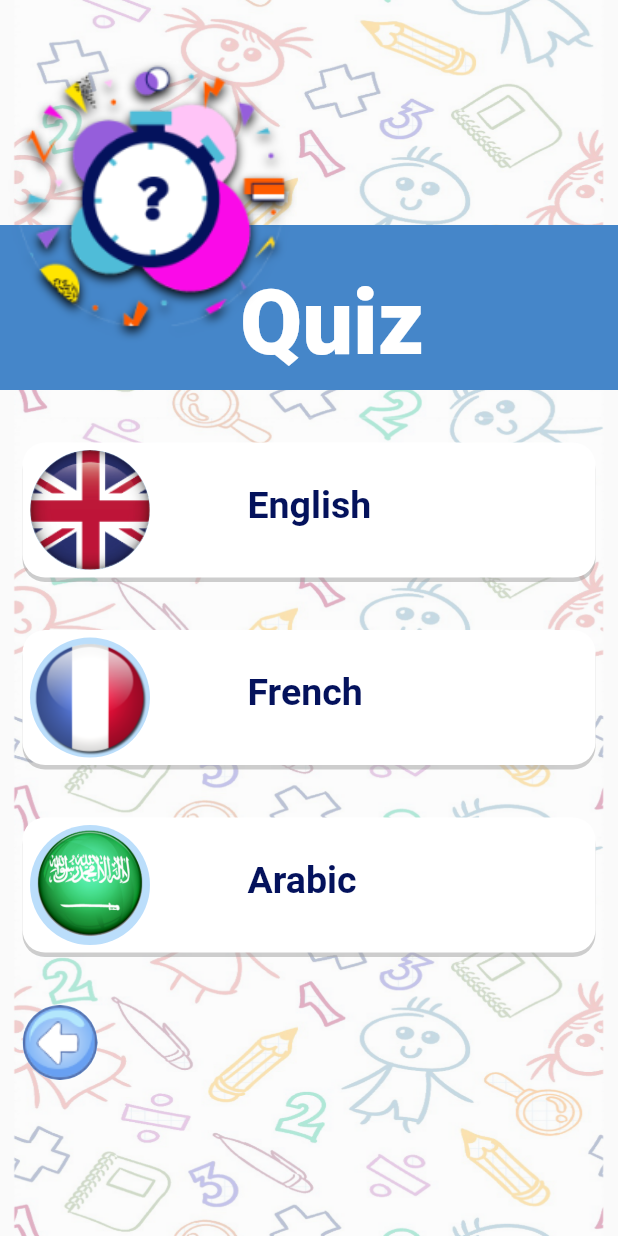
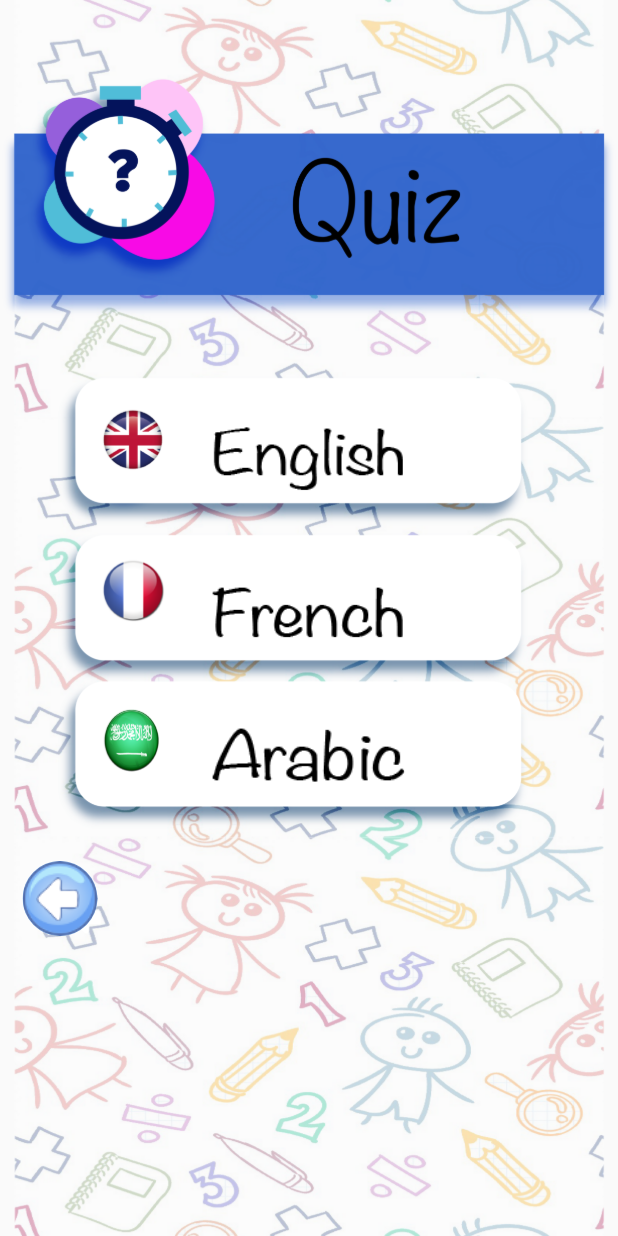
Before and after one commit to h4zm1/LSAPP, a Flutter app: the QuizLanguageChoice screen opened directly, on a phone screen of 412 x 824 dp. Run offline on Flutter 3.47's test engine with Material 2 defaults, Android fonts, the phone set to English and light mode, and no system bars; our stand-ins replace camera, sqflite; missing offline and left inert: tflite_flutter, tflite_flutter_helper; accounts and stored records are empty.

Commit message:
Quiz part done, with it's score
With anti-cheat system

```diff
--- a/lib/first.dart
+++ b/lib/first.dart
@@ -1,7 +1,7 @@
 import 'package:flutter/material.dart';
+import 'package:lsapp/quiz_language_choice.dart';
 
 import 'learn_menu.dart';
-import 'quiz_language_choice.dart';
 
 class First extends StatelessWidget {
   const First({Key? key}) : super(key: key);
--- a/lib/quiz_language_choice.dart
+++ b/lib/quiz_language_choice.dart
@@ -2,11 +2,12 @@ import 'dart:typed_data';
 
 import 'package:flutter/material.dart';
 import 'package:lsapp/quiz.dart';
+import 'package:lsapp/score_holder.dart';
 
 import 'DB/dbhelper.dart';
 import 'DB/picture.dart';
 import 'first.dart';
-import 'french.dart';
+import 'quiz_menu.dart';
 
 class QuizLanguageChoice extends StatelessWidget {
   const QuizLanguageChoice({Key? key}) : super(key: key);
@@ -19,7 +20,7 @@ class QuizLanguageChoice extends StatelessWidget {
           Container(
             decoration: const BoxDecoration(
               image: DecorationImage(
-                image: AssetImage("lib/images/background.png"),
+                image: AssetImage("lib/images/quiz_menu_L.png"),
                 fit: BoxFit.cover,
               ),
             ),
@@ -27,175 +28,88 @@ class QuizLanguageChoice extends StatelessWidget {
           Column(
             children: <Widget>[
               Container(
-                margin: const EdgeInsets.only(top: 150),
-                child: Stack(
-                  clipBehavior: Clip.none,
-                  children: [
-                    Container(
-                      // margin: const EdgeInsets.only(left: 20 ),
-                      width: MediaQuery.of(context).size.width,
-                      height: 110,
-                      decoration: const BoxDecoration(color: Color.fromRGBO(69, 134, 201, 1)),
-                    ),
-                    const Positioned(
-                      top: 30,
-                      left: 160,
-                      // ignore: prefer_const_constructors
-                      child: Text("Quiz",
-                          style: TextStyle(
-                            color: Colors.white,
-                            fontSize: 60,
-                            fontFamily: "Roboto",
-                            fontWeight: FontWeight.w800,
-                          )),
-                    ),
-                    Positioned(
-                      top: -120,
-                      child: Container(
-                        width: 200,
-                        height: 200,
-                        decoration: const BoxDecoration(
-                          image: DecorationImage(
-                            image: AssetImage('lib/images/clock_menu.png'),
-                            fit: BoxFit.cover,
+                margin: const EdgeInsets.only(right: 15, left: 15, top: 277),
+                decoration: const BoxDecoration(
+                  image: DecorationImage(
+                    image: AssetImage("lib/images/english.png"),
+                    fit: BoxFit.contain,
+                  ),
+                ),
+                child: Column(
+                  children: <Widget>[
+                    InkWell(
+                      child: Stack(children: [
+                        Container(
+                          height: 60,
+                          width: 130,
+                          decoration: BoxDecoration(
+                            borderRadius: BorderRadius.circular(15),
                           ),
                         ),
-                      ),
-                    )
+                      ]),
+                      onTap: () {
+                        _testPreview(context);
+                      },
+                    ),
+                  ],
+                ),
+              ),
+              Container(
+                margin: const EdgeInsets.only(right: 15, left: 15, top: 47),
+                decoration: const BoxDecoration(
+                  image: DecorationImage(
+                    image: AssetImage("lib/images/french.png"),
+                    fit: BoxFit.contain,
+                  ),
+                ),
+                child: Column(
+                  children: <Widget>[
+                    InkWell(
+                      child: Stack(children: [
+                        Container(
+                          height: 60,
+                          width: 130,
+                          decoration: BoxDecoration(
+                            borderRadius: BorderRadius.circular(15),
+                          ),
+                        ),
+                      ]),
+                      onTap: () {
+                        Navigator.push(
+                          context,
+                          MaterialPageRoute(builder: (context) => const QuizMenu()),
+                        );
+                      },
+                    ),
                   ],
                 ),
               ),
               Container(
                 margin: const EdgeInsets.only(right: 15, left: 15, top: 35),
+                decoration: const BoxDecoration(
+                  image: DecorationImage(
+                    image: AssetImage("lib/images/arabic.png"),
+                    fit: BoxFit.contain,
+                  ),
+                ),
                 child: Column(
                   children: <Widget>[
                     InkWell(
                       child: Stack(children: [
                         Container(
-                          height: 90,
+                          height: 60,
+                          width: 130,
                           decoration: BoxDecoration(
                             borderRadius: BorderRadius.circular(15),
-                            color: Colors.white,
-                            boxShadow: [
-                              BoxShadow(
-                                color: Colors.grey.withOpacity(0.5),
-                                offset: const Offset(0, 3), // changes position of shadow
-                              ),
-                            ],
                           ),
-                        ),
-                        const Positioned(
-                          top: 5,
-                          left: 5,
-                          child: CircleAvatar(
-                            radius: 40.0,
-                            backgroundImage: AssetImage('lib/images/england_flag.png'),
-                          ),
-                        ),
-                        const Positioned(
-                          top: 27,
-                          left: 150,
-                          child: Text("English",
-                              style: TextStyle(
-                                color: Color.fromRGBO(4, 18, 92, 1),
-                                fontSize: 25,
-                                fontFamily: "Roboto",
-                                fontWeight: FontWeight.w700,
-                              )),
-                        ),
-                      ]),
-                      onTap: () {
-                        _testPreview(context);
-                        // Navigator.push(
-                        //   context,
-                        //   MaterialPageRoute(builder: (context) => const QuizMenu()),
-                        // );
-                      },
-                    ),
-                    const SizedBox(
-                      height: 35,
-                    ),
-                    InkWell(
-                      child: Stack(children: [
-                        Container(
-                          height: 90,
-                          decoration: BoxDecoration(
-                            borderRadius: BorderRadius.circular(15),
-                            color: Colors.white,
-                            boxShadow: [
-                              BoxShadow(
-                                color: Colors.grey.withOpacity(0.5),
-                                offset: const Offset(0, 3), // changes position of shadow
-                              ),
-                            ],
-                          ),
-                        ),
-                        const Positioned(
-                          top: 5,
-                          left: 5,
-                          child: CircleAvatar(
-                            radius: 40.0,
-                            backgroundImage: AssetImage('lib/images/frensh_flag.png'),
-                          ),
-                        ),
-                        const Positioned(
-                          top: 27,
-                          left: 150,
-                          child: Text("French",
-                              style: TextStyle(
-                                color: Color.fromRGBO(4, 18, 92, 1),
-                                fontSize: 25,
-                                fontFamily: "Roboto",
-                                fontWeight: FontWeight.w700,
-                              )),
                         ),
                       ]),
                       onTap: () {
                         Navigator.push(
                           context,
-                          MaterialPageRoute(builder: (context) => French()),
+                          MaterialPageRoute(builder: (context) => const QuizMenu()),
                         );
                       },
-                    ),
-                    const SizedBox(
-                      height: 35,
-                    ),
-                    InkWell(
-                      child: Stack(children: [
-                        Container(
-                          height: 90,
-                          decoration: BoxDecoration(
-                            borderRadius: BorderRadius.circular(15),
-                            color: Colors.white,
-                            boxShadow: [
-                              BoxShadow(
-                                color: Colors.grey.withOpacity(0.5),
-                                offset: const Offset(0, 3), // changes position of shadow
-                              ),
-                            ],
-                          ),
-                        ),
-                        const Positioned(
-                          top: 5,
-                          left: 5,
-                          child: CircleAvatar(
-                            radius: 40.0,
-                            backgroundImage: AssetImage('lib/images/arabic_flag.png'),
-                          ),
-                        ),
-                        const Positioned(
-                          top: 27,
-                          left: 150,
-                          child: Text("Arabic",
-                              style: TextStyle(
-                                color: Color.fromRGBO(4, 18, 92, 1),
-                                fontSize: 25,
-                                fontFamily: "Roboto",
-                                fontWeight: FontWeight.w700,
-                              )),
-                        ),
-                      ]),
-                      onTap: () {},
                     ),
                   ],
                 ),
@@ -231,6 +145,7 @@ class QuizLanguageChoice extends StatelessWidget {
   }
 
   void _testPreview(BuildContext context) async {
+    scoreHolder.currentScore = 0;
     var dbHelper = DBHelper();
     Future<List<Picture>> listPics = dbHelper.getPictures();
     List<Picture> awaitList = await listPics;
--- /dev/null
+++ b/lib/score_holder.dart
@@ -0,0 +1,5 @@
+class scoreHolder {
+  static int currentScore = 0;
+  static bool block = false; //prevent cheating
+  scoreHolder();
+}
--- a/pubspec.yaml
+++ b/pubspec.yaml
@@ -37,6 +37,7 @@ dependencies:
   image_picker: ^0.8.3+2
   tflite_flutter_helper: ^0.3.0
   sqflite:
+  #tflite: ^1.1.2
 
   # The following adds the Cupertino Icons font to your application.
   # Use with the CupertinoIcons class for iOS style icons.
```
Also changed, not shown: lib/answer.dart (+9 -4 lines), lib/english.dart (+9 -17 lines), lib/quiz.dart (+38 -20 lines), lib/score.dart (+38 -28 lines), lib/images/arabic.png (added), lib/images/bg_quiz_menu.png (added), lib/images/color.png (added), lib/images/english.png (added), lib/images/french.png (added), lib/images/number.png (added), lib/images/object.png (added), lib/images/object1.png (added), lib/images/quiz_b.png (added), lib/images/quiz_menu_L.png (added), 2 more files.
